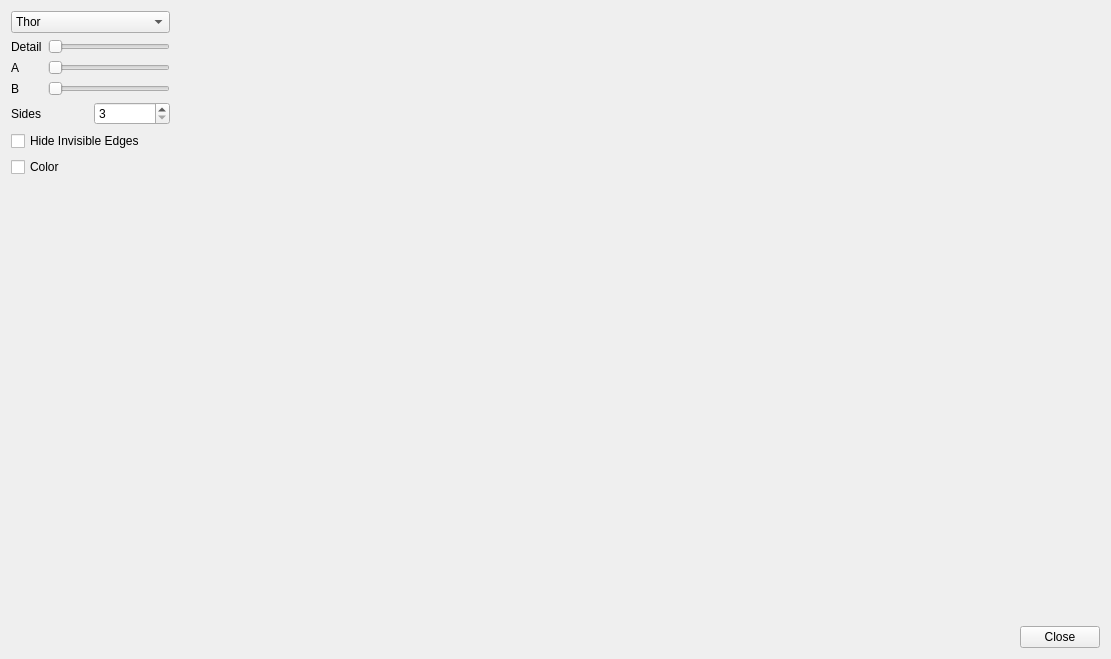
Old version of the form widget.ui in the repository NastyaSkoblova/CompGraphicsL2.
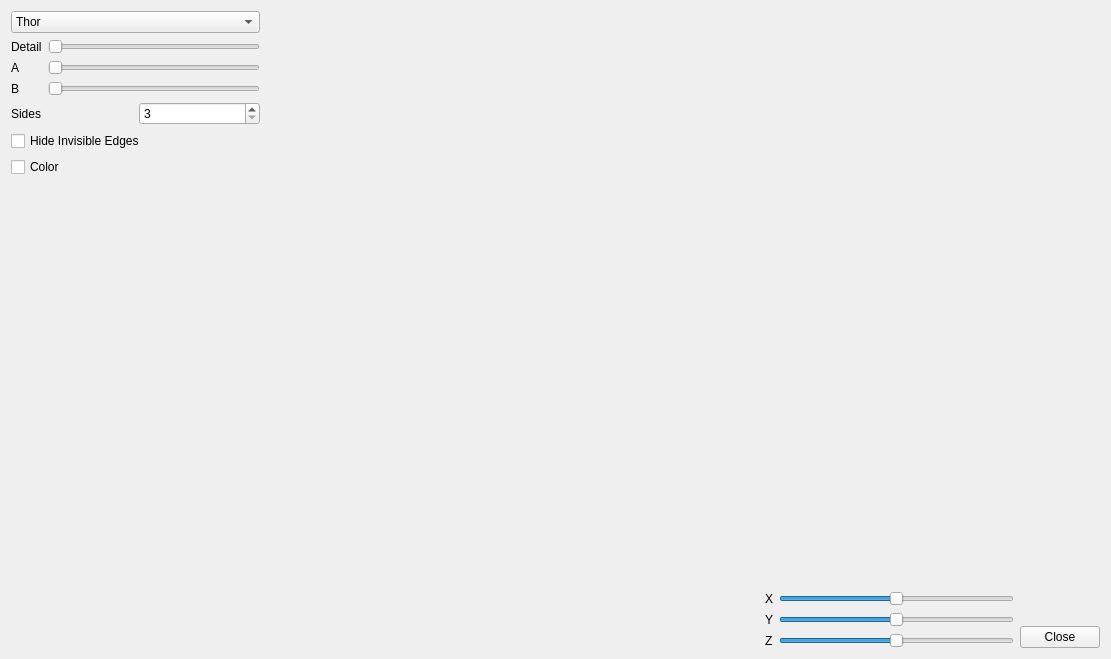
New version of the form.

```diff
--- a/widget.ui
+++ b/widget.ui
@@ -14,33 +14,31 @@
    <string>Widget</string>
   </property>
   <layout class="QGridLayout" name="gridLayout">
-   <item row="7" column="2">
-    <spacer name="horizontalSpacer_4">
-     <property name="orientation">
-      <enum>Qt::Horizontal</enum>
-     </property>
-     <property name="sizeHint" stdset="0">
-      <size>
-       <width>40</width>
-       <height>20</height>
-      </size>
-     </property>
-    </spacer>
+   <item row="0" column="0">
+    <widget class="QComboBox" name="comboBox">
+     <item>
+      <property name="text">
+       <string>Thor</string>
+      </property>
+     </item>
+     <item>
+      <property name="text">
+       <string>Sphere</string>
+      </property>
+     </item>
+     <item>
+      <property name="text">
+       <string>Parabaloid</string>
+      </property>
+     </item>
+     <item>
+      <property name="text">
+       <string>Prism</string>
+      </property>
+     </item>
+    </widget>
    </item>
-   <item row="6" column="0">
-    <spacer name="verticalSpacer">
-     <property name="orientation">
-      <enum>Qt::Vertical</enum>
-     </property>
-     <property name="sizeHint" stdset="0">
-      <size>
-       <width>20</width>
-       <height>420</height>
-      </size>
-     </property>
-    </spacer>
-   </item>
-   <item row="1" column="0" rowspan="2">
+   <item row="1" column="0">
     <layout class="QFormLayout" name="formLayout">
      <item row="0" column="0">
       <widget class="QLabel" name="label_3">
@@ -104,7 +102,33 @@
      </item>
     </layout>
    </item>
-   <item row="3" column="0">
+   <item row="1" column="1">
+    <spacer name="horizontalSpacer_2">
+     <property name="orientation">
+      <enum>Qt::Horizontal</enum>
+     </property>
+     <property name="sizeHint" stdset="0">
+      <size>
+       <width>245</width>
+       <height>20</height>
+      </size>
+     </property>
+    </spacer>
+   </item>
+   <item row="1" column="4" rowspan="5">
+    <spacer name="verticalSpacer_2">
+     <property name="orientation">
+      <enum>Qt::Vertical</enum>
+     </property>
+     <property name="sizeHint" stdset="0">
+      <size>
+       <width>20</width>
+       <height>547</height>
+      </size>
+     </property>
+    </spacer>
+   </item>
+   <item row="2" column="0">
     <layout class="QHBoxLayout" name="horizontalLayout">
      <item>
       <widget class="QLabel" name="label_4">
@@ -125,103 +149,139 @@
      </item>
     </layout>
    </item>
-   <item row="2" column="3" rowspan="5">
-    <spacer name="verticalSpacer_2">
-     <property name="orientation">
-      <enum>Qt::Vertical</enum>
-     </property>
-     <property name="sizeHint" stdset="0">
-      <size>
-       <width>20</width>
-       <height>547</height>
-      </size>
-     </property>
-    </spacer>
-   </item>
-   <item row="0" column="0">
-    <widget class="QComboBox" name="comboBox">
-     <item>
-      <property name="text">
-       <string>Thor</string>
-      </property>
-     </item>
-     <item>
-      <property name="text">
-       <string>Sphere</string>
-      </property>
-     </item>
-     <item>
-      <property name="text">
-       <string>Parabaloid</string>
-      </property>
-     </item>
-     <item>
-      <property name="text">
-       <string>Prism</string>
-      </property>
-     </item>
-    </widget>
-   </item>
-   <item row="7" column="3">
-    <widget class="QPushButton" name="pushButton">
-     <property name="text">
-      <string>Close</string>
-     </property>
-    </widget>
-   </item>
-   <item row="1" column="1" colspan="3">
-    <spacer name="horizontalSpacer">
-     <property name="orientation">
-      <enum>Qt::Horizontal</enum>
-     </property>
-     <property name="sizeHint" stdset="0">
-      <size>
-       <width>924</width>
-       <height>20</height>
-      </size>
-     </property>
-    </spacer>
-   </item>
-   <item row="0" column="1" colspan="3">
-    <spacer name="horizontalSpacer_2">
-     <property name="orientation">
-      <enum>Qt::Horizontal</enum>
-     </property>
-     <property name="sizeHint" stdset="0">
-      <size>
-       <width>924</width>
-       <height>20</height>
-      </size>
-     </property>
-    </spacer>
-   </item>
-   <item row="7" column="1">
-    <spacer name="horizontalSpacer_3">
-     <property name="orientation">
-      <enum>Qt::Horizontal</enum>
-     </property>
-     <property name="sizeHint" stdset="0">
-      <size>
-       <width>228</width>
-       <height>20</height>
-      </size>
-     </property>
-    </spacer>
-   </item>
-   <item row="5" column="0">
-    <widget class="QCheckBox" name="checkBox_2">
-     <property name="text">
-      <string>Color</string>
-     </property>
-    </widget>
-   </item>
-   <item row="4" column="0">
+   <item row="3" column="0">
     <widget class="QCheckBox" name="checkBox">
      <property name="text">
       <string>Hide Invisible Edges</string>
      </property>
     </widget>
    </item>
+   <item row="4" column="0">
+    <widget class="QCheckBox" name="checkBox_2">
+     <property name="text">
+      <string>Color</string>
+     </property>
+    </widget>
+   </item>
+   <item row="5" column="0" rowspan="2">
+    <spacer name="verticalSpacer">
+     <property name="orientation">
+      <enum>Qt::Vertical</enum>
+     </property>
+     <property name="sizeHint" stdset="0">
+      <size>
+       <width>20</width>
+       <height>420</height>
+      </size>
+     </property>
+    </spacer>
+   </item>
+   <item row="5" column="3">
+    <spacer name="verticalSpacer_3">
+     <property name="orientation">
+      <enum>Qt::Vertical</enum>
+     </property>
+     <property name="sizeHint" stdset="0">
+      <size>
+       <width>20</width>
+       <height>393</height>
+      </size>
+     </property>
+    </spacer>
+   </item>
+   <item row="6" column="3" rowspan="2">
+    <layout class="QFormLayout" name="formLayout_2">
+     <item row="0" column="0">
+      <widget class="QLabel" name="label_5">
+       <property name="text">
+        <string>X</string>
+       </property>
+      </widget>
+     </item>
+     <item row="0" column="1">
+      <widget class="QSlider" name="horizontalSlider_4">
+       <property name="minimum">
+        <number>-10000</number>
+       </property>
+       <property name="maximum">
+        <number>10000</number>
+       </property>
+       <property name="singleStep">
+        <number>500</number>
+       </property>
+       <property name="orientation">
+        <enum>Qt::Horizontal</enum>
+       </property>
+      </widget>
+     </item>
+     <item row="1" column="0">
+      <widget class="QLabel" name="label_6">
+       <property name="text">
+        <string>Y</string>
+       </property>
+      </widget>
+     </item>
+     <item row="2" column="0">
+      <widget class="QLabel" name="label_7">
+       <property name="text">
+        <string>Z</string>
+       </property>
+      </widget>
+     </item>
+     <item row="2" column="1">
+      <widget class="QSlider" name="horizontalSlider_5">
+       <property name="minimum">
+        <number>-10000</number>
+       </property>
+       <property name="maximum">
+        <number>10000</number>
+       </property>
+       <property name="singleStep">
+        <number>500</number>
+       </property>
+       <property name="orientation">
+        <enum>Qt::Horizontal</enum>
+       </property>
+      </widget>
+     </item>
+     <item row="1" column="1">
+      <widget class="QSlider" name="horizontalSlider_6">
+       <property name="minimum">
+        <number>-10000</number>
+       </property>
+       <property name="maximum">
+        <number>10000</number>
+       </property>
+       <property name="singleStep">
+        <number>500</number>
+       </property>
+       <property name="orientation">
+        <enum>Qt::Horizontal</enum>
+       </property>
+      </widget>
+     </item>
+    </layout>
+   </item>
+   <item row="7" column="2">
+    <spacer name="horizontalSpacer">
+     <property name="orientation">
+      <enum>Qt::Horizontal</enum>
+     </property>
+     <property name="sizeHint" stdset="0">
+      <size>
+       <width>244</width>
+       <height>20</height>
+      </size>
+     </property>
+    </spacer>
+   </item>
+   <item row="7" column="4">
+    <widget class="QPushButton" name="pushButton">
+     <property name="text">
+      <string>Close</string>
+     </property>
+    </widget>
+   </item>
   </layout>
  </widget>
  <layoutdefault spacing="6" margin="11"/>
```
